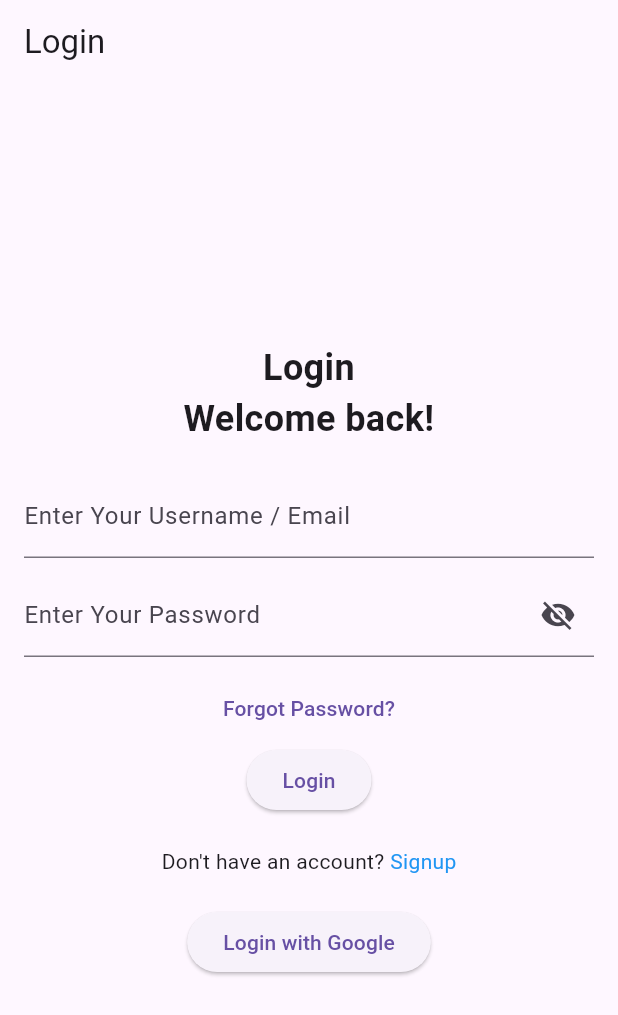
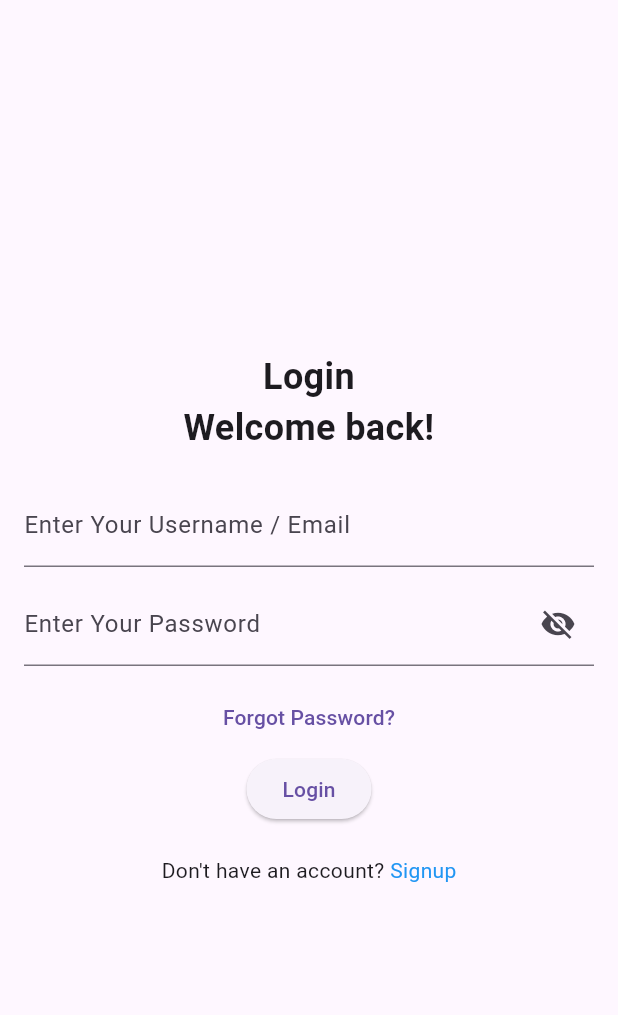
Before and after one commit to kvssks/stash-fund, a Flutter app: the screen it shows after launch, on a phone screen of 412 x 824 dp. Shown: the top 1015 px of the screen. Run offline on Flutter 3.47's test engine with Material 3 defaults, Android fonts, the phone set to English and light mode, and no system bars; our stand-ins replace animated_text_kit; missing offline and left inert: gradient_circular_progress_indicator.

Commit message:
change in login page

```diff
--- a/lib/screens/login.dart
+++ b/lib/screens/login.dart
@@ -17,7 +17,6 @@ class _LoginScreenState extends State<LoginScreen> {
     final authProvider = Provider.of<AuthProvider>(context);
 
     return Scaffold(
-      appBar: AppBar(title: const Text('Login')),
       body: Padding(
         padding: const EdgeInsets.all(16.0),
         child: Column(
@@ -93,13 +92,6 @@ class _LoginScreenState extends State<LoginScreen> {
                 ),
               ],
             ),
-            const SizedBox(height: 20),
-            ElevatedButton(
-              onPressed: () {
-                // Handle Google Login
-              },
-              child: const Text("Login with Google"),
-            ),
           ],
         ),
       ),
```
